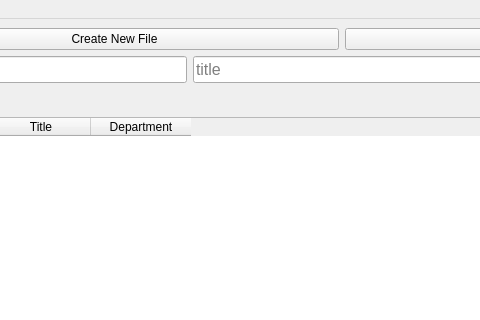
First picture: the form in main.ui, repository BrianHammond/Simple_CSV_Tool, before the edit; both pictures show x 119 to 599 and y 0 to 320 of the 921 by 506 pixel window.
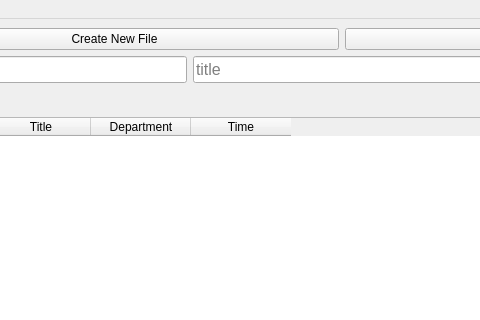
Second picture: the form after the edit. Icons and pictures are not drawn.

Commit message: added time reference

What changed in the file:
```diff
--- a/main.ui
+++ b/main.ui
@@ -110,7 +110,7 @@
     <item>
      <widget class="QTableWidget" name="table">
       <property name="columnCount">
-       <number>3</number>
+       <number>4</number>
       </property>
       <attribute name="verticalHeaderVisible">
        <bool>true</bool>
@@ -130,6 +130,11 @@
         <string>Department</string>
        </property>
       </column>
+      <column>
+       <property name="text">
+        <string>Time</string>
+       </property>
+      </column>
      </widget>
     </item>
    </layout>
```
The commit also changes 1 other file.
